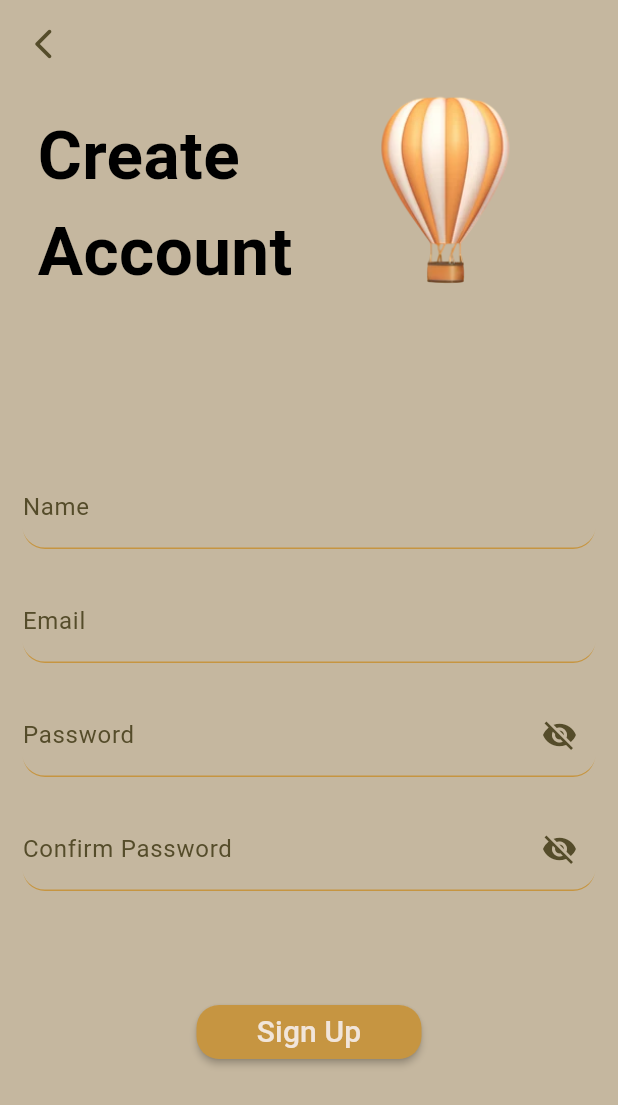
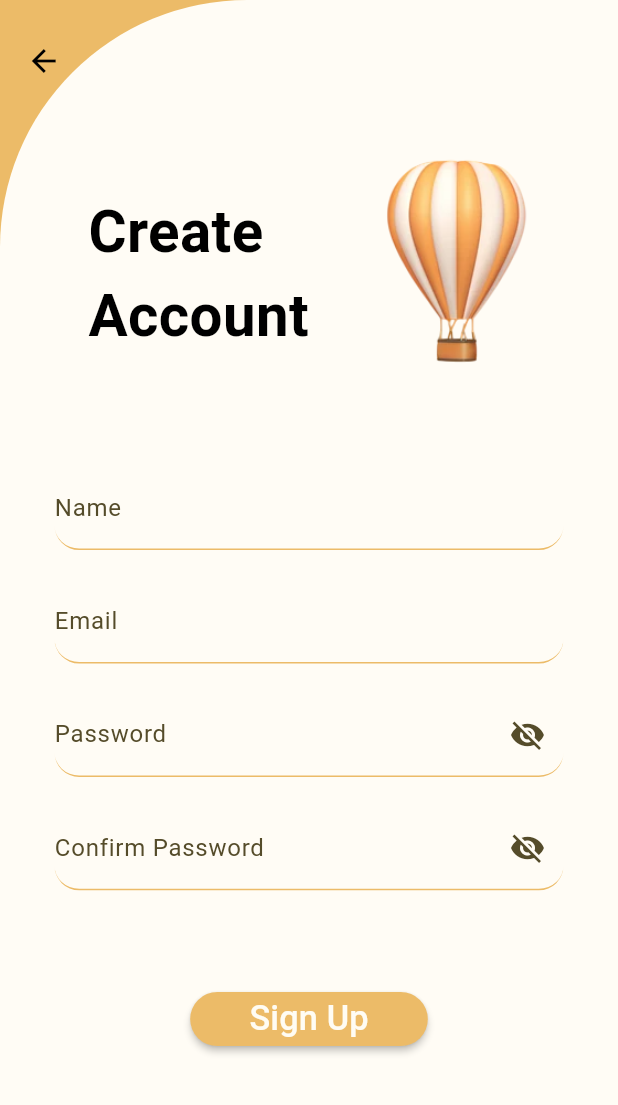
Before and after one commit to marimNasr/Wanderlust, a Flutter app: the screen it shows after launch, after a tap on the "logout" icon, after a tap on "Sign Up", on a phone screen of 412 x 824 dp. Shown: the top 1105 px of the screen. Run offline on Flutter 3.47's test engine with Material 3 defaults, Android fonts, the phone set to English and light mode, and no system bars; our stand-ins replace bloc, cloud_firestore, firebase_auth, firebase_core, flutter_bloc, google_sign_in and 1 more; accounts and stored records are empty; network calls fail.

Commit message:
update Authentication files

```diff
--- a/lib/Constants/constant_color.dart
+++ b/lib/Constants/constant_color.dart
@@ -1,9 +1,7 @@
 import 'dart:ui';
 
-Color babyBlue = const Color.fromARGB(255, 185, 223, 241);
-Color mainColor = const Color.fromARGB(255, 255, 249, 234);
+Color mainColor = const Color.fromARGB(255, 255, 252, 245);//
 Color videoColor = const Color.fromARGB(255,236, 223, 208);
-Color buttonsLabel = const Color.fromARGB(255, 241, 229, 218);
-Color lightOlive = const Color.fromARGB(255, 197, 183, 159);
-Color orange = const Color.fromARGB(255, 198,149,65);
-Color darkOlive = const  Color.fromARGB(255, 85,76,42);
+Color buttonsLabel = const Color.fromARGB(255, 255, 252, 243);//
+Color orange = const Color.fromARGB(255, 236, 187, 104);//
+Color darkOlive = const  Color.fromARGB(255, 85, 76, 42);//
--- a/lib/features/Authentication/presentation/views/signIn.dart
+++ b/lib/features/Authentication/presentation/views/signIn.dart
@@ -34,8 +34,6 @@ class _SignInState extends State<SignIn> {
           _controller.play();
           _controller.setLooping(true);
         }
-      }).catchError((error) {
-        print("Video initialization error: $error");
       });
   }
 
@@ -75,7 +73,7 @@ class _SignInState extends State<SignIn> {
                   borderRadius: BorderRadius.only(
                     topRight: Radius.circular(screenSize.width/3.3),
                   ),
-                  color: lightOlive,
+                  color: mainColor,
                 ),
                 child: Padding(
                   padding: EdgeInsets.all(screenSize.width/20),
@@ -106,7 +104,7 @@ class _SignInState extends State<SignIn> {
                             Text(
                               "Sign In",
                               style: TextStyle(
-                                color: mainColor,
+                                color: Colors.black,
                                 fontSize: screenSize.width/9.9,
                                 fontWeight: FontWeight.bold,
                               ),
@@ -118,7 +116,7 @@ class _SignInState extends State<SignIn> {
                               fKey: fKey,
                               textColor: darkOlive,
                             ),
-                            SizedBox(height: 20),
+                            SizedBox(height: screenSize.height/42),
                             SecretTextform(
                               labelText: "Password",
                               controller: context.read<AuthCubit>().pass,
@@ -126,11 +124,12 @@ class _SignInState extends State<SignIn> {
                               controller_parent: null,
                               textColor: darkOlive,
                             ),
-                            const SizedBox(height: 20),
+                            SizedBox(height: screenSize.height/42),
                             Row(
                               mainAxisAlignment: MainAxisAlignment.center,
                               children: [
-                                const Text("If you don't have an account"),
+                                Text("If you don't have an account",
+                                    style: TextStyle(color: darkOlive)),
                                 TextButton(
                                   onPressed: () {
                                     Navigator.pushNamed(context, SignUp.routeName);
@@ -138,16 +137,18 @@ class _SignInState extends State<SignIn> {
                                   child: Text(
                                     "Sign Up",
                                     style: TextStyle(
-                                      color: babyBlue,
+                                      color: const Color.fromARGB(255, 200, 119, 59),
                                       fontWeight: FontWeight.w700,
+                                      fontSize: screenSize.width/26,
                                     ),
                                   ),
                                 ),
                               ],
                             ),
+                            SizedBox(height: screenSize.height/82),
                             state is SignInLoading
                                 ? const CircularProgressIndicator()
-                                : MaterialButton(//198,149,65  147,188,203
+                                : MaterialButton(
                               color: orange,
                               onPressed: () {
                                 if (fKey.currentState!.validate() &&
@@ -156,18 +157,18 @@ class _SignInState extends State<SignIn> {
                                 }
                               },
                               shape: RoundedRectangleBorder(
-                                borderRadius: BorderRadius.circular(15),
+                                borderRadius: BorderRadius.circular(screenSize.width/15),
                               ),
                               child: Text(
                                 "Sign In",
                                 style: TextStyle(
                                   color: buttonsLabel,
-                                  fontSize: 20,
+                                  fontSize: screenSize.width/18,
                                 ),
                               ),
                             ),
-                            const SizedBox(height: 20),
-                            const AnotherOptions(size: 10),
+                            SizedBox(height: screenSize.height/42),
+                            AnotherOptions(size: screenSize.height/82),
                           ],
                         ),
                       );
--- a/lib/features/Authentication/presentation/views/signUp.dart
+++ b/lib/features/Authentication/presentation/views/signUp.dart
@@ -1,10 +1,9 @@
-import 'package:firebase_auth/firebase_auth.dart';
 import 'package:flutter/material.dart';
 import 'package:flutter_bloc/flutter_bloc.dart';
 import 'package:graduation/features/Authentication/presentation/views/signIn.dart';
 import '../../../../Constants/constant_color.dart';
+import '../../../../Constants/constant_size.dart';
 import '../cubit/auth_cubit.dart';
-import '../widgets/Options.dart';
 import '../widgets/custom_TextFrom.dart';
 import '../widgets/secret_textForm.dart';
 
@@ -27,10 +26,20 @@ class _SignUpState extends State<SignUp> {
 
   @override
   Widget build(BuildContext context) {
+    screenSize.init_screenSize(context);
     return SafeArea(
       child: Scaffold(
-        backgroundColor: lightOlive,
-        body: Stack( // Using Stack to position the back button
+        backgroundColor: orange,
+        body: Container(
+          height: double.infinity,
+          width: double.infinity,
+          decoration: BoxDecoration(
+            borderRadius: BorderRadius.only(
+              topLeft: Radius.circular(screenSize.width/2.5),
+            ),
+            color: mainColor,
+          ),
+          child: Stack( // Using Stack to position the back button
             children: [
 
               SingleChildScrollView(
@@ -55,10 +64,10 @@ class _SignUpState extends State<SignUp> {
                       children: [
                         Column(
                           children: [
-                    const SizedBox(height: 40),
-                    const Row(
+                            SizedBox(height: screenSize.height/10.3),
+                            Row(
                               children: [
-                        SizedBox(width: 25),
+                                SizedBox(width: screenSize.width/7),
                                 Row(
                                   children: [
                                     Column(
@@ -68,7 +77,7 @@ class _SignUpState extends State<SignUp> {
                                             "Create",
                                             style: TextStyle(
                                               color: Colors.black,
-                                  fontSize: 45,
+                                              fontSize: screenSize.width/10.6,
                                               fontWeight: FontWeight.bold,
                                             ),
                                           ),
@@ -76,34 +85,38 @@ class _SignUpState extends State<SignUp> {
                                             "Account",
                                             style: TextStyle(
                                               color: Colors.black,
-                                  fontSize: 45,
+                                              fontSize: screenSize.width/10.6,
                                               fontWeight: FontWeight.bold,
                                             ),
                                           ),
                                         ]
                                     ),
 
-                                SizedBox(width: 7.7,),
-                                Image(image: AssetImage('assets/hotairballoon.png'),height: 190, width: 190),
+                                    SizedBox(width: screenSize.width/62,),
+                                    Image(image: AssetImage('assets/hotairballoon.png'),height: screenSize.height/4),
                                   ],
                                 ),
                               ],
                             ),
-                            const SizedBox(height: 80),
+                            SizedBox(height: screenSize.height/200),
+                            Padding(
+                              padding: EdgeInsets.all(screenSize.width/20),
+                              child: Column(
+                                children: [
                                   CustomTextfrom(
                                     labelText: "Name",
                                     controller: context.read<AuthCubit>().nameup,
                                     fKey: fKeyn,
                                     textColor: darkOlive,
                                   ),
-                            const SizedBox(height: 20),
+                                  SizedBox(height: screenSize.height/42 ),
                                   CustomTextfrom(
                                     labelText: "Email",
                                     controller: context.read<AuthCubit>().emailup,
                                     fKey: fKey,
                                     textColor: darkOlive,
                                   ),
-                            const SizedBox(height: 20),
+                                  SizedBox(height: screenSize.height/42 ),
                                   SecretTextform(
                                     labelText: "Password",
                                     controller: context.read<AuthCubit>().passup,
@@ -111,7 +124,7 @@ class _SignUpState extends State<SignUp> {
                                     controller_parent: null,
                                     textColor: darkOlive,
                                   ),
-                            const SizedBox(height: 20),
+                                  SizedBox(height: screenSize.height/42 ),
                                   SecretTextform(
                                     labelText: "Confirm Password",
                                     controller: context.read<AuthCubit>().cpassup,
@@ -120,10 +133,14 @@ class _SignUpState extends State<SignUp> {
                                     textColor: darkOlive,
                                   ),
 
-                            const SizedBox(height: 70),
+                                ],
+                              ),
+                            ),
+
+                            SizedBox(height: screenSize.height/20),
                             state is SignUpLoading ? const CircularProgressIndicator() : MaterialButton(
                               color: orange,
-                              minWidth: 150,
+                              minWidth: screenSize.width/2.6,
                               onPressed: () {
                                 if (fKey.currentState!.validate() &&
                                     fKeyP.currentState!.validate() &&
@@ -134,23 +151,23 @@ class _SignUpState extends State<SignUp> {
                                 }
                               },
                               shape: RoundedRectangleBorder(
-                                borderRadius: BorderRadius.circular(15),
+                                borderRadius: BorderRadius.circular(screenSize.width/15),
                               ),
                               child: Text(
                                 "Sign Up",
                                 style: TextStyle(
                                   color: buttonsLabel,
-                                  fontSize: 20,
+                                  fontSize: screenSize.width/18,
                                 ),
                               ),
                             ),
                           ],
                         ),
                         Positioned( // Back button positioned at the top left
-                      top: 5,
-                      left: 5,
+                          top: screenSize.height/50,
+                          left: screenSize.width/80,
                           child: IconButton(
-                        icon: Icon(Icons.arrow_back_ios_new_rounded, color: darkOlive),
+                            icon: const Icon(Icons.arrow_back, color: Colors.black),
                             onPressed: () {
                               Navigator.of(context).pop(); // Go back to the previous screen
                             },
@@ -163,6 +180,7 @@ class _SignUpState extends State<SignUp> {
             ],
           ),
         ),
+      ),
     );
   }
 }
--- a/lib/features/Authentication/presentation/widgets/Options.dart
+++ b/lib/features/Authentication/presentation/widgets/Options.dart
@@ -1,7 +1,7 @@
-import 'package:flutter/cupertino.dart';
 import 'package:flutter/material.dart';
 import 'package:flutter_bloc/flutter_bloc.dart';
 import '../../../../Constants/constant_color.dart';
+import '../../../../Constants/constant_size.dart';
 import '../../../Home/presentation/views/home.dart';
 import '../cubit/auth_cubit.dart';
 
@@ -12,13 +12,14 @@ class AnotherOptions extends StatelessWidget {
 
   @override
   Widget build(BuildContext context) {
+    screenSize.init_screenSize(context);
     return Column(
         children: [
           Text("~OR~"
             , style: TextStyle(
-                color: mainColor,
+                color: Colors.black,
                 fontWeight: FontWeight.bold,
-                fontSize: 20
+                fontSize: screenSize.width/19
             ),),
           SizedBox(height: size),
           BlocConsumer<AuthCubit, AuthState>(
@@ -31,9 +32,9 @@ class AnotherOptions extends StatelessWidget {
                 Navigator.pushReplacementNamed(context, homePage.routeName);
               }else if (state is GoogleSignInError){
                 ScaffoldMessenger.of(context).showSnackBar(
-                  SnackBar(
-                      content: Text(state.error)
-                  )
+                    SnackBar(
+                        content: Text(state.error)
+                    )
                 );
               }
             },
@@ -46,9 +47,9 @@ class AnotherOptions extends StatelessWidget {
                 style: ElevatedButton.styleFrom(
                   backgroundColor: orange, // Button background color
                   shape: RoundedRectangleBorder(
-                    borderRadius: BorderRadius.circular(30), // Rounded corners
+                    borderRadius: BorderRadius.circular(screenSize.width/15), // Rounded corners
                   ),
-                  padding: EdgeInsets.symmetric(vertical: 12, horizontal: 20), // Adjust padding
+                  padding: EdgeInsets.symmetric(vertical: screenSize.height/100, horizontal: screenSize.width/30), // Adjust padding
                 ),
                 child: Row(
                   mainAxisSize: MainAxisSize.min,
@@ -56,14 +57,14 @@ class AnotherOptions extends StatelessWidget {
                     Icon(
                       Icons.g_mobiledata,
                       color: buttonsLabel, // Google icon color
-                      size: 30, // Adjust icon size
+                      size: screenSize.width/12, // Adjust icon size
                     ),
-                    const SizedBox(width: 8), // Space between icon and text
+                    SizedBox(width: screenSize.width/55 ), // Space between icon and text
                     Text(
                       "Sign in with Google",
                       style: TextStyle(
                         color: buttonsLabel, // Text color
-                        fontSize: 16, // Text size
+                        fontSize: screenSize.width/24, // Text size
                       ),
                     ),
                   ],
--- a/lib/features/Authentication/presentation/widgets/custom_TextFrom.dart
+++ b/lib/features/Authentication/presentation/widgets/custom_TextFrom.dart
@@ -1,4 +1,7 @@
 import 'package:flutter/material.dart';
+
+import '../../../../Constants/constant_color.dart';
+import '../../../../Constants/constant_size.dart';
 
 class CustomTextfrom extends StatelessWidget {
   const CustomTextfrom(
@@ -14,25 +17,26 @@ class CustomTextfrom extends StatelessWidget {
 
   @override
   Widget build(BuildContext context) {
+    screenSize.init_screenSize(context);
     return Form(
       key: fKey,
       child: Padding(
-        padding: const EdgeInsets.only(
-          left: 15,
-          right: 15,
+        padding: EdgeInsets.only(
+          left: screenSize.width/26.2,
+          right: screenSize.width/26.2,
         ),
         child: TextFormField(
           controller: controller,
           decoration: InputDecoration(
             labelText: labelText,
             labelStyle: TextStyle(color: textColor),
-            enabledBorder: const UnderlineInputBorder(
-              borderSide: BorderSide(color: Color.fromARGB(255, 198,149,65)),
-              borderRadius: BorderRadius.all(Radius.circular(15)),
+            enabledBorder: UnderlineInputBorder(
+              borderSide: BorderSide(color: orange),
+              borderRadius: BorderRadius.all(Radius.circular(screenSize.width/25)),
             ),
-            focusedBorder: const UnderlineInputBorder(
-              borderSide: BorderSide(color: Color.fromARGB(255, 198,149,65), width: 3),
-              borderRadius: BorderRadius.all(Radius.circular(15)),
+            focusedBorder: UnderlineInputBorder(
+              borderSide: BorderSide(color: orange, width: screenSize.height/290),
+              borderRadius: BorderRadius.all(Radius.circular(screenSize.width/25)),
             ),
           ),
           validator: (val) {
--- a/lib/features/Authentication/presentation/widgets/secret_textForm.dart
+++ b/lib/features/Authentication/presentation/widgets/secret_textForm.dart
@@ -1,14 +1,15 @@
 import 'package:flutter/material.dart';
 
 import '../../../../Constants/constant_color.dart';
+import '../../../../Constants/constant_size.dart';
 
 class SecretTextform extends StatefulWidget {
   const SecretTextform(
       {super.key,
-      required this.labelText,
-      required this.controller,
-      required this.fKey,
-      required this.controller_parent, required this.textColor});
+        required this.labelText,
+        required this.controller,
+        required this.fKey,
+        required this.controller_parent, required this.textColor});
   final String labelText;
   final TextEditingController controller;
   final GlobalKey<FormState> fKey;
@@ -22,24 +23,25 @@ class _SecretTextformState extends State<SecretTextform> {
   bool obscureText = true;
   @override
   Widget build(BuildContext context) {
+    screenSize.init_screenSize(context);
     return Form(
       key: widget.fKey,
       child: Padding(
-        padding: const EdgeInsets.only(
-          left: 15,
-          right: 15,
+        padding: EdgeInsets.only(
+          left: screenSize.width/26.2,
+          right: screenSize.width/26.2,
         ),
         child: TextFormField(
           obscureText: obscureText,
           controller: widget.controller,
           decoration: InputDecoration(
-            enabledBorder: const UnderlineInputBorder(
-              borderSide: BorderSide(color: Color.fromARGB(255, 198,149,65)),
-              borderRadius: BorderRadius.all(Radius.circular(15)),
+            enabledBorder: UnderlineInputBorder(
+              borderSide: BorderSide(color: orange),
+              borderRadius: BorderRadius.all(Radius.circular(screenSize.width/25)),
             ),
-            focusedBorder: const UnderlineInputBorder(
-              borderSide: BorderSide(color: Color.fromARGB(255, 198,149,65), width: 3),
-              borderRadius: BorderRadius.all(Radius.circular(15)),
+            focusedBorder: UnderlineInputBorder(
+              borderSide: BorderSide(color: orange, width: screenSize.height/290),
+              borderRadius: BorderRadius.all(Radius.circular(screenSize.width/25)),
             ),
             labelText: widget.labelText,
             labelStyle: TextStyle(color: widget.textColor),
--- a/lib/features/Authentication/presentation/widgets/wavyContainer.dart
+++ /dev/null
@@ -1,19 +0,0 @@
-import 'package:flutter/material.dart';
-
-class wavyContainer extends CustomClipper<Path> {
-  @override
-  Path getClip(Size size) {
-    Path path = Path();
-    path.lineTo(0, size.height/2);
-    path.cubicTo(size.width/4, 3*(size.height/2), 3*(size.width/4), size.height/2, size.width, size.height*0.9);
-    path.lineTo(size.width, 0);
-    return path;
-  }
-
-  @override
-  bool shouldReclip(covariant CustomClipper<Path> oldClipper) {
-    return true;
-  }
-
-
-}
```
Also changed, not shown: 6 other files. Lines whose indentation alone changed are shown as unchanged.
